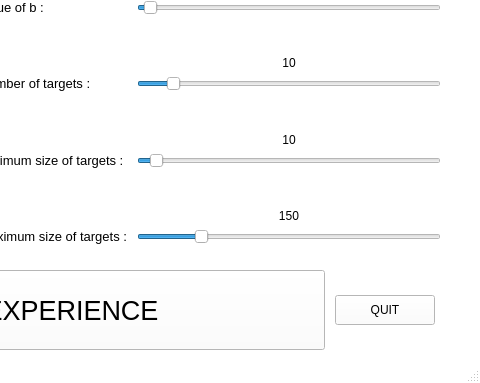
First picture: the form in gui/mainview.ui, repository SophieShirine/FittsLaw, before the edit; both pictures show x 318 to 798 and y 191 to 574 of the 798 by 574 pixel window.
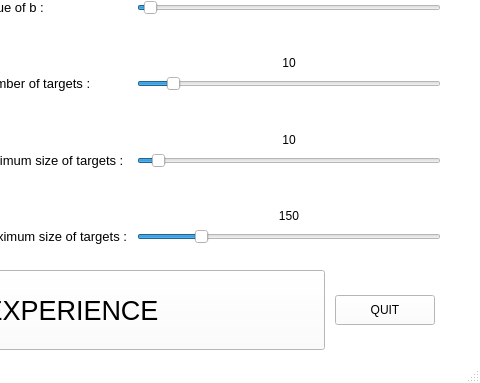
Second picture: the form after the edit. Icons and pictures are not drawn.

Diff of the .ui file:
```diff
--- a/gui/mainview.ui
+++ b/gui/mainview.ui
@@ -786,7 +786,7 @@
         <item row="10" column="1">
          <widget class="QSlider" name="minSize">
           <property name="maximum">
-           <number>249</number>
+           <number>200</number>
           </property>
           <property name="value">
            <number>10</number>
```
Left out of the diff: 6 changed lines with no effect on the pictures.
